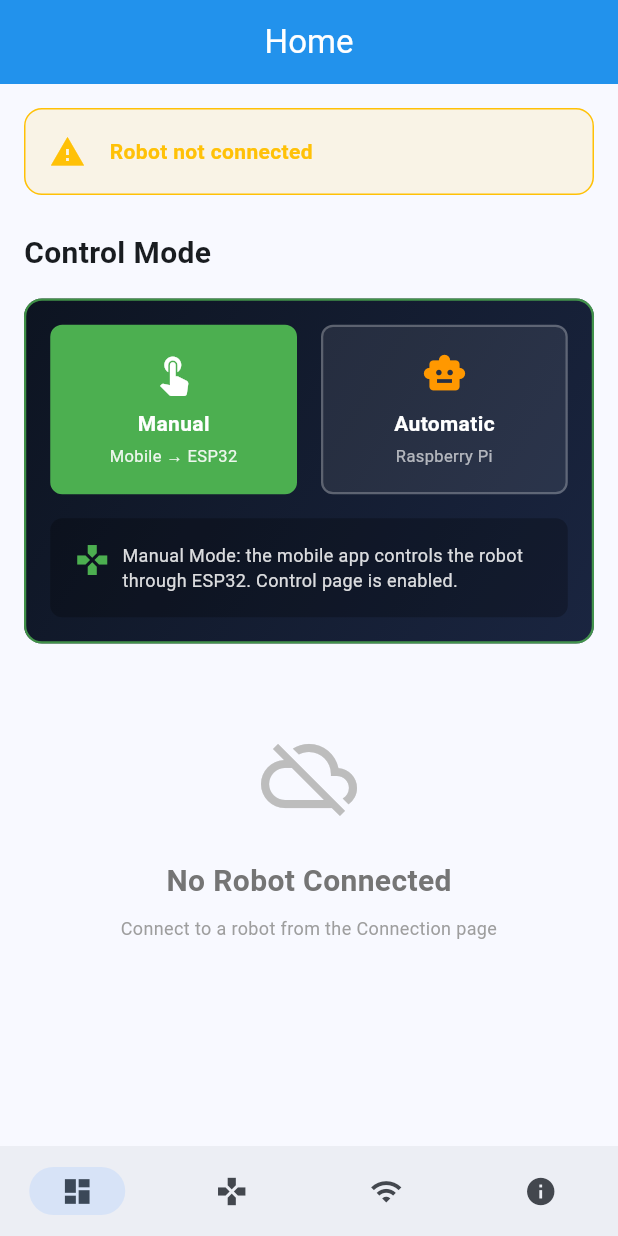
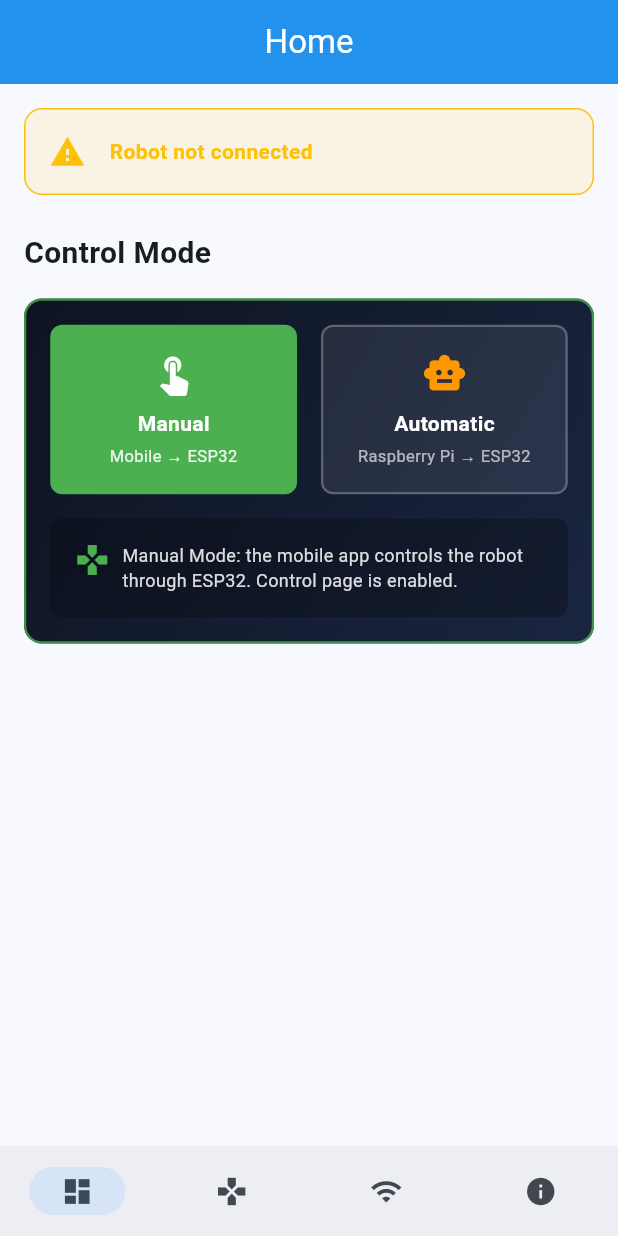
Before and after one commit to MuathHassoun/Apex-Rover, a Flutter app: the screen it shows after launch, on a phone screen of 412 x 824 dp. Run offline on Flutter 3.47's test engine with Material 3 defaults, Android fonts, the light colour scheme and no system bars; our stand-ins replace flutter_riverpod, logger, sqflite, typed_data; missing offline and left inert: mqtt5_client; accounts and stored records are empty.

Commit message:
Optimize the Dashboard Page

```diff
--- a/lib/screens/dashboard_screen.dart
+++ b/lib/screens/dashboard_screen.dart
@@ -21,9 +21,7 @@ class DashboardScreen extends ConsumerWidget {
     final connectionStatus = ref.read(connectionStatusProvider);
     final isConnected = connectionStatus == ConnectionStatus.connected;
 
-    final commandText = mode == AppControlMode.manual
-        ? 'SYS:MODE:MANUAL'
-        : 'SYS:MODE:AUTO';
+    final commandText = mode == AppControlMode.manual ? 'SYS:MODE:MANUAL' : 'SYS:MODE:AUTO';
 
     if (isConnected) {
       final command = ControlCommand(
@@ -40,9 +38,7 @@ class DashboardScreen extends ConsumerWidget {
       ScaffoldMessenger.of(context).showSnackBar(
         SnackBar(
           content: Text(
-            mode == AppControlMode.manual
-                ? 'Manual Mode activated'
-                : 'Automatic Mode activated',
+            mode == AppControlMode.manual ? 'Manual Mode activated' : 'Automatic Mode activated',
           ),
           duration: const Duration(seconds: 2),
         ),
@@ -97,9 +93,7 @@ class DashboardScreen extends ConsumerWidget {
                 const SizedBox(width: AppSpacing.md),
                 Expanded(
                   child: Text(
-                    isConnected
-                        ? 'Robot connected successfully'
-                        : 'Robot not connected',
+                    isConnected ? 'Robot connected successfully' : 'Robot not connected',
                     style: AppTextStyles.bodyMedium.copyWith(
                       color: isConnected ? AppColors.success : AppColors.warning,
                       fontWeight: FontWeight.bold,
@@ -159,7 +153,7 @@ class DashboardScreen extends ConsumerWidget {
                     Expanded(
                       child: _ModeChoiceButton(
                         title: 'Automatic',
-                        subtitle: 'Raspberry Pi',
+                        subtitle: 'Raspberry Pi → ESP32',
                         icon: Icons.smart_toy,
                         isSelected: isAutomatic,
                         color: Colors.orange,
@@ -192,7 +186,7 @@ class DashboardScreen extends ConsumerWidget {
                         child: Text(
                           isManual
                               ? 'Manual Mode: the mobile app controls the robot through ESP32. Control page is enabled.'
-                              : 'Automatic Mode: Raspberry Pi controls the robot. Manual Control page is blocked for safety.',
+                              : 'Automatic Mode: Raspberry Pi controls the robot through ESP32. Manual Control page is blocked for safety.',
                           style: AppTextStyles.bodySmall.copyWith(
                             color: Colors.white.withValues(alpha: 0.85),
                             height: 1.4,
@@ -208,78 +202,77 @@ class DashboardScreen extends ConsumerWidget {
 
           const SizedBox(height: AppSpacing.lg),
 
-          // Robot State
-          if (robot != null) ...[
-            Text(
-              'Robot State',
-              style: AppTextStyles.heading3,
-            ),
-            const SizedBox(height: AppSpacing.md),
-            Grid(
-              children: [
-                StatusCard(
-                  label: 'Power',
-                  value: robot.robotState.isPoweredOn ? 'ON' : 'OFF',
-                  status: robot.robotState.isPoweredOn,
-                ),
-                StatusCard(
-                  label: 'Charging',
-                  value: robot.robotState.isCharging ? 'Yes' : 'No',
-                  status: robot.robotState.isCharging,
-                ),
-                StatusCard(
-                  label: 'Mode',
-                  value: isManual ? 'MANUAL' : 'AUTO',
-                  status: true,
-                ),
-                StatusCard(
-                  label: 'Type',
-                  value: robot.robotState.robotType,
-                  status: true,
-                ),
-              ],
-            ),
-            const SizedBox(height: AppSpacing.lg),
-
-            Center(
-              child: Text(
-                'Last Update: ${_formatTime(robot.lastSync)}',
-                style: AppTextStyles.caption.copyWith(
-                  color: Colors.grey,
-                ),
-              ),
-            ),
-          ] else
-            Center(
-              child: Padding(
-                padding: const EdgeInsets.all(AppSpacing.xl),
-                child: Column(
-                  mainAxisAlignment: MainAxisAlignment.center,
-                  children: [
-                    Icon(
-                      Icons.cloud_off,
-                      size: 64,
-                      color: Colors.grey[400],
-                    ),
-                    const SizedBox(height: AppSpacing.lg),
-                    Text(
-                      'No Robot Connected',
-                      style: AppTextStyles.heading3.copyWith(
-                        color: Colors.grey[600],
-                      ),
-                    ),
-                    const SizedBox(height: AppSpacing.sm),
-                    Text(
-                      'Connect to a robot from the Connection page',
-                      style: AppTextStyles.bodySmall.copyWith(
-                        color: Colors.grey[500],
-                      ),
-                      textAlign: TextAlign.center,
-                    ),
-                  ],
-                ),
-              ),
-            ),
+          // // Robot State
+          // if (robot != null) ...[
+          //   Text(
+          //     'Robot State',
+          //     style: AppTextStyles.heading3,
+          //   ),
+          //   const SizedBox(height: AppSpacing.md),
+          //   Grid(
+          //     children: [
+          //       StatusCard(
+          //         label: 'Power',
+          //         value: robot.robotState.isPoweredOn ? 'ON' : 'OFF',
+          //         status: robot.robotState.isPoweredOn,
+          //       ),
+          //       StatusCard(
+          //         label: 'Charging',
+          //         value: robot.robotState.isCharging ? 'Yes' : 'No',
+          //         status: robot.robotState.isCharging,
+          //       ),
+          //       StatusCard(
+          //         label: 'Mode',
+          //         value: isManual ? 'MANUAL' : 'AUTO',
+          //         status: true,
+          //       ),
+          //       StatusCard(
+          //         label: 'Type',
+          //         value: robot.robotState.robotType,
+          //         status: true,
+          //       ),
+          //     ],
+          //   ),
+          //   const SizedBox(height: AppSpacing.lg),
+          //   Center(
+          //     child: Text(
+          //       'Last Update: ${_formatTime(robot.lastSync)}',
+          //       style: AppTextStyles.caption.copyWith(
+          //         color: Colors.grey,
+          //       ),
+          //     ),
+          //   ),
+          // ] else
+          //   Center(
+          //     child: Padding(
+          //       padding: const EdgeInsets.all(AppSpacing.xl),
+          //       child: Column(
+          //         mainAxisAlignment: MainAxisAlignment.center,
+          //         children: [
+          //           Icon(
+          //             Icons.cloud_off,
+          //             size: 64,
+          //             color: Colors.grey[400],
+          //           ),
+          //           const SizedBox(height: AppSpacing.lg),
+          //           Text(
+          //             'No Robot Connected',
+          //             style: AppTextStyles.heading3.copyWith(
+          //               color: Colors.grey[600],
+          //             ),
+          //           ),
+          //           const SizedBox(height: AppSpacing.sm),
+          //           Text(
+          //             'Connect to a robot from the Connection page',
+          //             style: AppTextStyles.bodySmall.copyWith(
+          //               color: Colors.grey[500],
+          //             ),
+          //             textAlign: TextAlign.center,
+          //           ),
+          //         ],
+          //       ),
+          //     ),
+          //   ),
         ],
       ),
     );
```
